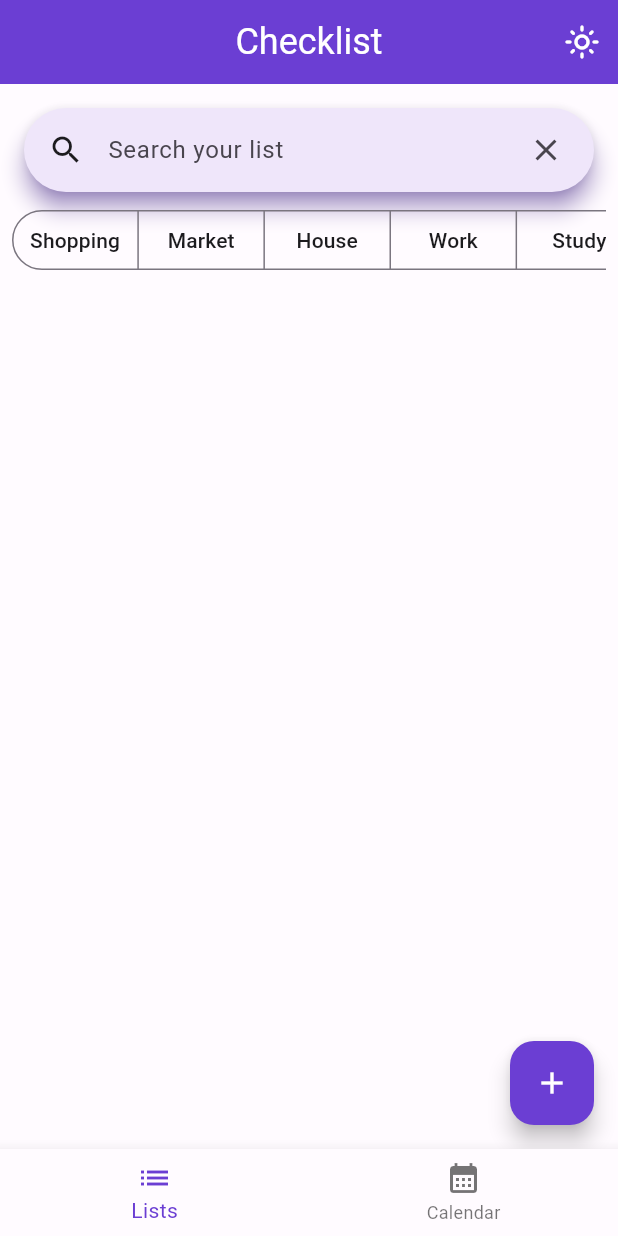
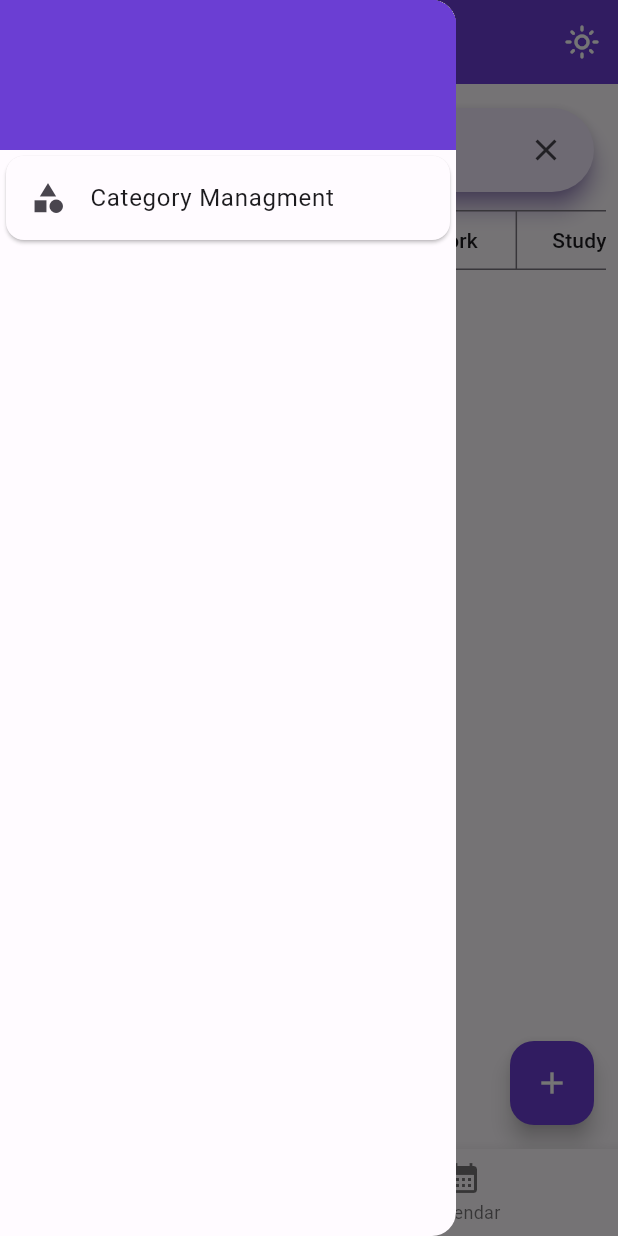
Before and after one commit to mugiwarajeff/checklist, a Flutter app: the screen it shows after launch, with the side drawer open (before the commit the screen has no drawer), on a phone screen of 412 x 824 dp. Run offline on Flutter 3.47's test engine with Material 3 defaults, Android fonts, the light colour scheme and no system bars; our stand-ins replace equatable, flutter_mobx, mobx, sqflite, table_calendar; missing offline and left inert: flutter_auto_cache; accounts and stored records are empty; generated files the repository leaves out were written again.

Commit message:
creating category structure

```diff
--- /dev/null
+++ b/lib/app/features/category_management/dao/interface/category_dao.dart
@@ -0,0 +1,11 @@
+import 'package:flutter/foundation.dart';
+
+abstract class CategoryDao {
+  Future<int> insertCategory(Category category);
+
+  Future<int> updateCategory(Category category);
+
+  Future<List<Category>> getAll();
+
+  Future<int> deleteCategory(Category category);
+}
--- a/lib/app/features/home/home_view.dart
+++ b/lib/app/features/home/home_view.dart
@@ -1,6 +1,7 @@
 import 'package:checklist/app/features/calendar/calendar_view.dart';
 import 'package:checklist/app/features/checklist/checklist/checklist_view.dart';
 import 'package:checklist/app/features/configurations/controllers/configurations_controller.dart';
+import 'package:checklist/app/features/home/widgets/menu_drawer.dart';
 import 'package:flutter_gen/gen_l10n/app_localizations.dart';
 import 'package:flutter/material.dart';
 import 'package:flutter_mobx/flutter_mobx.dart';
@@ -51,6 +52,7 @@ class _HomeViewState extends State<HomeView> {
         ],
       ),
       body: selectPage(),
+      drawer: const MenuDrawer(),
       bottomNavigationBar: BottomNavigationBar(
         currentIndex: index,
         items: [
--- /dev/null
+++ b/lib/app/features/home/widgets/menu_drawer.dart
@@ -0,0 +1,34 @@
+import 'package:flutter/material.dart';
+import 'package:flutter_gen/gen_l10n/app_localizations.dart';
+
+class MenuDrawer extends StatelessWidget {
+  const MenuDrawer({super.key});
+
+  @override
+  Widget build(BuildContext context) {
+    Color surfaceColor = Theme.of(context).colorScheme.surface;
+    Color primaryColor = Theme.of(context).colorScheme.primary;
+
+    String categoryManagementText =
+        AppLocalizations.of(context)!.categoryManagement;
+    return Drawer(
+      backgroundColor: surfaceColor,
+      child: Column(
+        children: [
+          Container(
+            color: primaryColor,
+            height: 100,
+            width: double.infinity,
+          ),
+          Card(
+            child: ListTile(
+              onTap: () {},
+              title: Text(categoryManagementText),
+              leading: const Icon(Icons.category),
+            ),
+          )
+        ],
+      ),
+    );
+  }
+}
--- a/lib/app/shared/l10n/app_en.arb
+++ b/lib/app/shared/l10n/app_en.arb
@@ -39,7 +39,8 @@
     "wasNotPossibleToUpdate": "Was not possible to create or update because already exists an item with this title",
     "searchYourList": "Search your list",
     "closePage": "Close",
-     "checklistFilter": "Checklist Filter",
-     "lists": "Lists",
-     "calendar": "Calendar"
+    "checklistFilter": "Checklist Filter",
+    "lists": "Lists",
+    "calendar": "Calendar",
+    "categoryManagement": "Category Managment"
 }
```
Also changed, not shown: lib/app/features/category_management/category_management_view.dart (added, +17 -0 lines), lib/app/features/category_management/dao/category_dao_sqflite.dart (added, +41 -0 lines), lib/app/features/category_management/models/category.dart (added, +33 -0 lines), lib/app/shared/l10n/app_pt.arb (+4 -3 lines).
